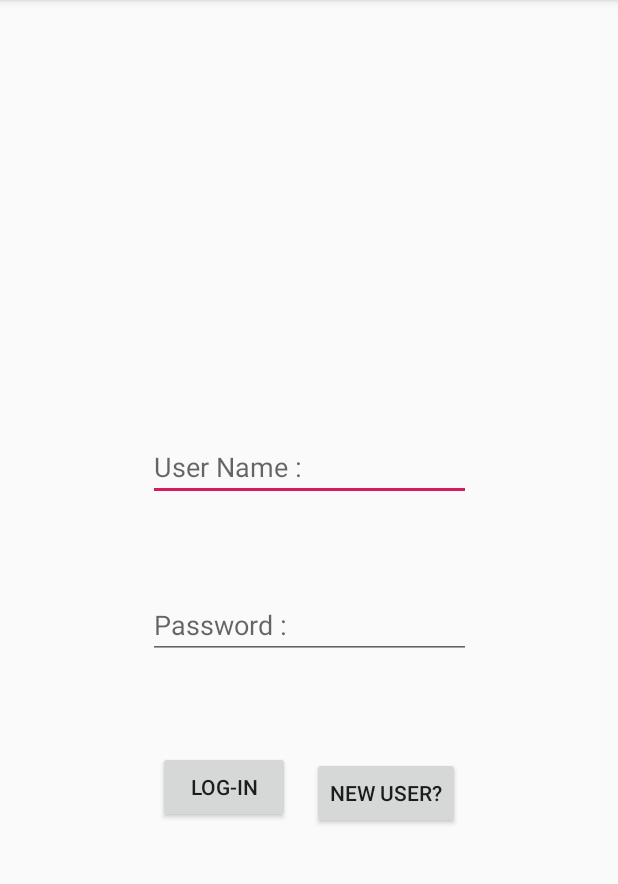
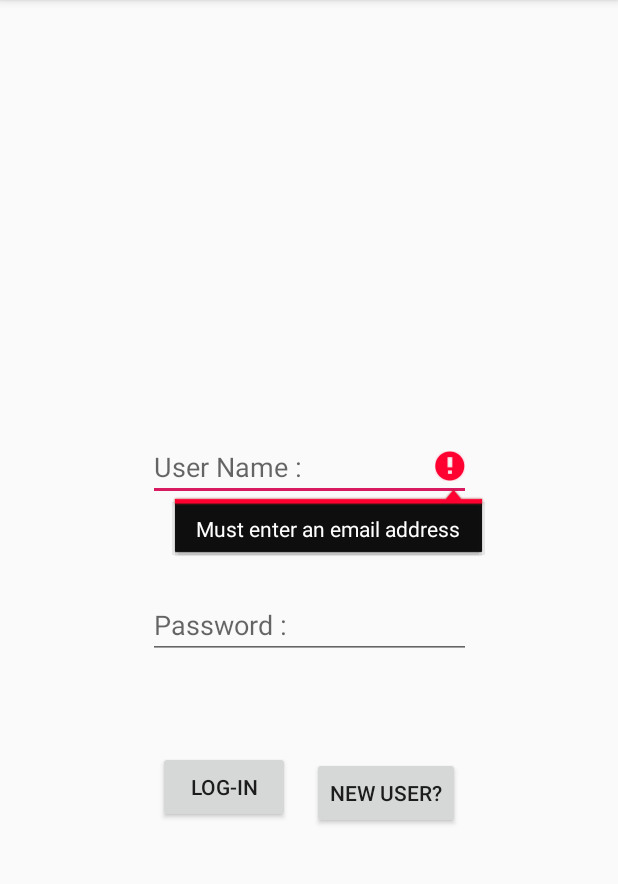
Before and after one commit to Latarax/Bro-Team-App, an Android app: the screen it shows after launch (LoginMain), after a tap on "LOG-IN", on a phone screen of 412 x 824 dp, the part 84-968 px from its top. Run offline under Robolectric (Android 15) with nearby library versions, the phone set to English and light mode, and no system bars; our stand-ins replace Firebase (no records; nobody signed in at launch, a user with empty details on screens opened directly).

Commit message:
added ability to create accounts and login

```diff
--- a/app/build.gradle
+++ b/app/build.gradle
@@ -22,6 +22,7 @@ android {
 dependencies {
     implementation 'com.google.firebase:firebase-analytics:17.2.0'
     implementation 'com.google.firebase:firebase-firestore:21.1.1'
+    implementation 'com.google.firebase:firebase-auth:19.1.0'
     implementation fileTree(dir: 'libs', include: ['*.jar'])
     implementation 'androidx.appcompat:appcompat:1.0.2'
     implementation 'androidx.constraintlayout:constraintlayout:1.1.3'
--- a/app/src/main/java/android/grouper/broTeam/LoginMain.java
+++ b/app/src/main/java/android/grouper/broTeam/LoginMain.java
@@ -1,20 +1,39 @@
 package android.grouper.broTeam;
 
+import androidx.annotation.NonNull;
 import androidx.appcompat.app.AppCompatActivity;
 
 import android.content.Intent;
 import android.os.Bundle;
 import android.view.View;
 import android.widget.Button;
+import android.widget.EditText;
+import android.widget.ProgressBar;
+import android.widget.Toast;
+import com.google.android.gms.tasks.OnCompleteListener;
+import com.google.android.gms.tasks.Task;
+import com.google.firebase.auth.AuthResult;
+import com.google.firebase.auth.FirebaseAuth;
+import com.google.firebase.auth.FirebaseAuthUserCollisionException;
 
 import static java.security.AccessController.getContext;
 
 public class LoginMain extends AppCompatActivity {
 
+    FirebaseAuth mAuth;
+    EditText usernameField, passwordField;
+    ProgressBar progressBar;
+
     @Override
     protected void onCreate(Bundle savedInstanceState) {
         super.onCreate(savedInstanceState);
         setContentView(R.layout.login_main);
+
+        mAuth = FirebaseAuth.getInstance();
+
+        usernameField = findViewById(R.id.usernameInput);
+        passwordField = findViewById(R.id.passwordInput);
+        progressBar = findViewById(R.id.progressBar);
 
         //*****************************************
         // this is the code for the log in button *
@@ -23,11 +42,7 @@ public class LoginMain extends AppCompatActivity {
         logButton.setOnClickListener(new View.OnClickListener() {
             @Override
             public void onClick(View view1) {
-                // this is where the code for logging in goes
-
-                // presumably bundle and send data to fire base
-
-                // presumably wait for firebase to confirm
+                userLogin();
 
                 // If valid account, create intent to go to user main page
 
@@ -48,4 +63,44 @@ public class LoginMain extends AppCompatActivity {
             }
         });
     }
+
+    private void userLogin() {
+        String email = usernameField.getText().toString().trim();
+        String password = passwordField.getText().toString().trim();
+
+        if (email.isEmpty()) {
+            usernameField.setError("Must enter an email address");
+            usernameField.requestFocus();
+            return;
+        }
+
+        if (password.isEmpty()) {
+            passwordField.setError("Must enter a password");
+            passwordField.requestFocus();
+            return;
+        }
+
+        progressBar.setVisibility(View.VISIBLE);
+        mAuth.signInWithEmailAndPassword(email, password).addOnCompleteListener(new OnCompleteListener<AuthResult>() {
+            @Override
+            public void onComplete(@NonNull Task<AuthResult> task) {
+                progressBar.setVisibility(View.GONE);
+                if(task.isSuccessful()){
+                    Intent goToHome = new Intent(LoginMain.this, HomeGroupList.class);
+                    goToHome.addFlags(Intent.FLAG_ACTIVITY_CLEAR_TOP);
+                    startActivity(goToHome);
+                }
+
+                else {
+                    if(task.getException() instanceof FirebaseAuthUserCollisionException) {
+                        Toast.makeText(getApplicationContext(), "This email is already in use", Toast.LENGTH_SHORT).show();
+                    }
+                    else {
+                        Toast.makeText(getApplicationContext(), task.getException().getMessage(), Toast.LENGTH_SHORT).show();
+                    }
+                }
+            }
+
+            }
+        );}
 }
--- a/app/src/main/res/layout/login_main.xml
+++ b/app/src/main/res/layout/login_main.xml
@@ -82,4 +82,14 @@
         app:layout_constraintEnd_toEndOf="parent"
         app:layout_constraintStart_toStartOf="parent"
         app:layout_constraintTop_toTopOf="parent" />
+
+    <ProgressBar
+        android:id="@+id/progressBar"
+        android:layout_width="wrap_content"
+        android:layout_height="wrap_content"
+        android:visibility="gone"
+        app:layout_constraintBottom_toBottomOf="parent"
+        app:layout_constraintEnd_toEndOf="parent"
+        app:layout_constraintStart_toStartOf="parent"
+        app:layout_constraintTop_toBottomOf="@+id/passwordInput" />
 </androidx.constraintlayout.widget.ConstraintLayout>
```
Also changed, not shown: app/src/main/java/android/grouper/broTeam/CreateNewAccount.java (+88 -0 lines), app/src/main/res/layout/create_new_account.xml (+10 -0 lines).
